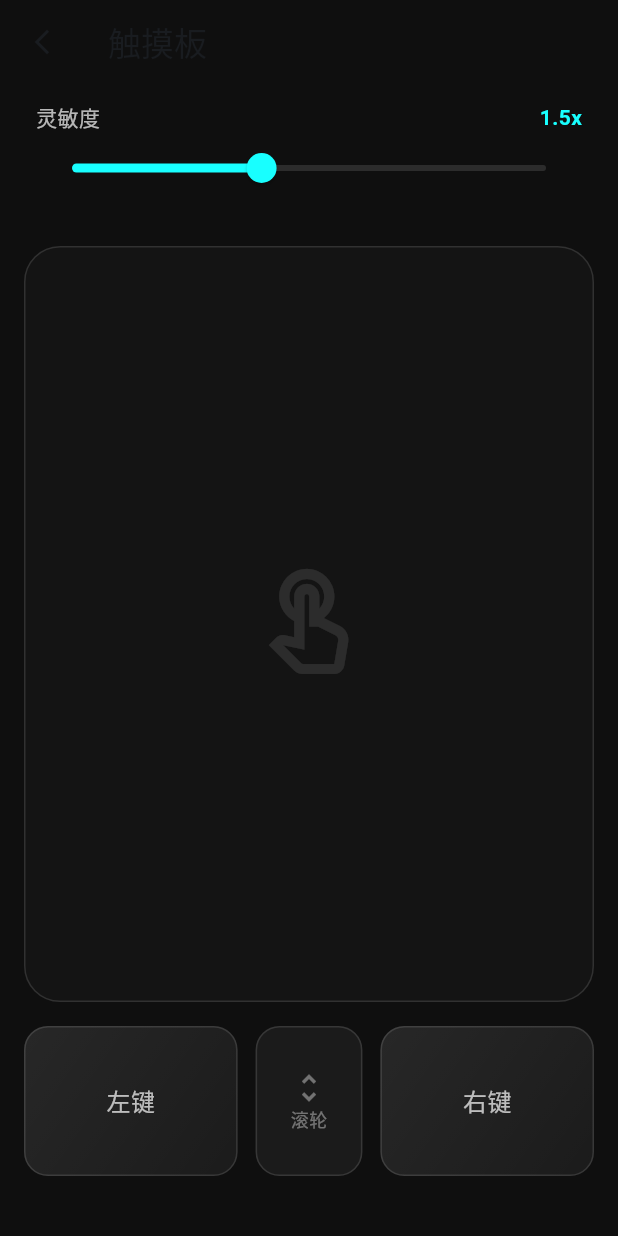
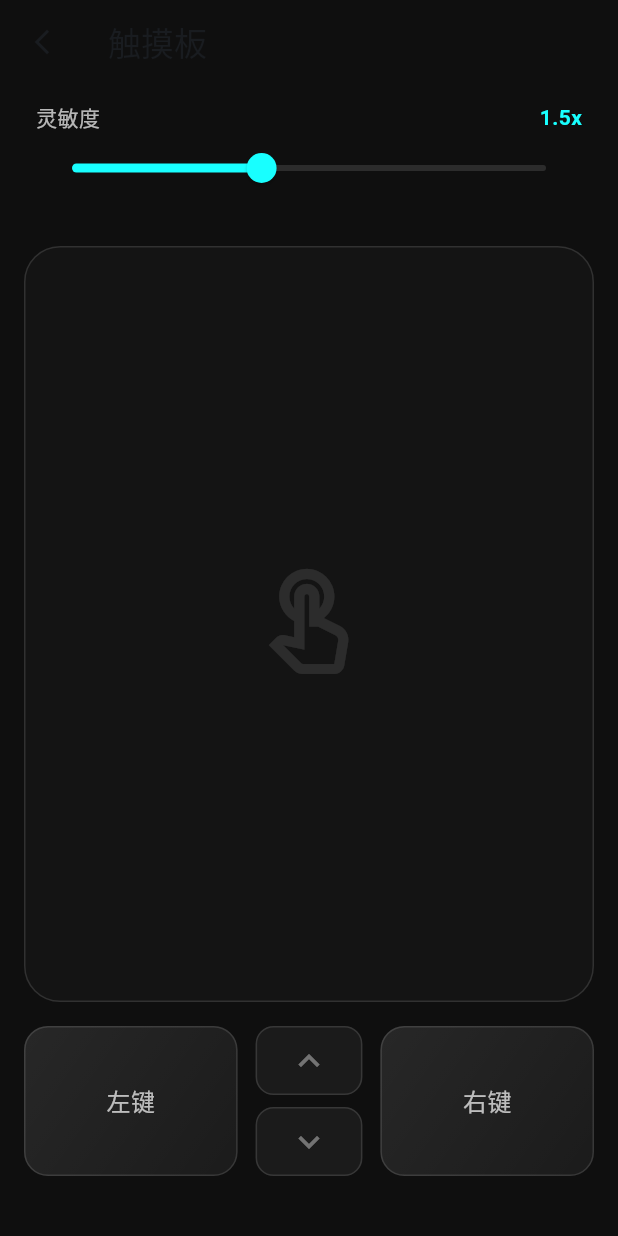
Before and after one commit to oldjs/lan_clip, a Flutter app: the TouchpadScreen screen opened directly with empty values, on a phone screen of 412 x 824 dp. Run offline on Flutter 3.47's test engine with Material 3 defaults, Android fonts, the phone set to English and light mode, and no system bars; our stand-ins replace package_info_plus, shared_preferences; missing offline and left inert: clipboard_watcher, dart:ffi, keypress_simulator, launch_at_startup, network_info_plus, pasteboard and 2 more; accounts and stored records are empty.

Commit message:
Refactor MobileScreen, SimpleInputScreen, and TouchpadScreen for improved user feedback and interaction
- Removed unnecessary SnackBar notifications for sending and clipboard actions to streamline user experience.
- Enhanced TouchpadScreen with continuous scroll buttons for smoother interaction.
- Updated long press functionality for arrow buttons to improve responsiveness and user control.

```diff
--- a/lib/screens/simple_input_screen.dart
+++ b/lib/screens/simple_input_screen.dart
@@ -138,7 +138,6 @@ class _SimpleInputScreenState extends State<SimpleInputScreen> {
 
     if (result.success) {
       _textController.clear();
-      _showSnackBar('已发送');
     } else {
       _showSnackBar('发送失败: ${result.error ?? "请检查网络连接"}');
     }
--- a/lib/screens/touchpad_screen.dart
+++ b/lib/screens/touchpad_screen.dart
@@ -32,6 +32,9 @@ class _TouchpadScreenState extends State<TouchpadScreen> {
   final Map<int, Offset> _pointers = {};
   double? _lastScrollY;
   Offset? _lastLongPressPosition;
+
+  // 滚动按钮连续触发定时器
+  Timer? _scrollTimer;
 
   @override
   void initState() {
@@ -241,29 +244,15 @@ class _TouchpadScreenState extends State<TouchpadScreen> {
             ),
           ),
           const SizedBox(width: 12),
-          // 滚轮区
+          // 滚轮上下按钮（触碰即触发）
           Expanded(
             flex: 1,
-            child: GestureDetector(
-              onVerticalDragUpdate: (details) {
-                // 降低滚轮灵敏度，乘以 0.3 让滚动更平滑
-                int delta = (details.delta.dy * -0.3).toInt();
-                if (delta != 0) _sendCommand('CMD:MOUSE_SCROLL:$delta');
-              },
-              child: Container(
-                decoration: BoxDecoration(
-                  color: Colors.white.withOpacity(0.05),
-                  borderRadius: BorderRadius.circular(16),
-                  border: Border.all(color: Colors.white12),
-                ),
-                child: const Column(
-                  mainAxisAlignment: MainAxisAlignment.center,
-                  children: [
-                    Icon(Icons.unfold_more, color: Colors.white38),
-                    Text('滚轮', style: TextStyle(color: Colors.white38, fontSize: 12)),
-                  ],
-                ),
-              ),
+            child: Column(
+              children: [
+                Expanded(child: _buildScrollButton(isUp: true)),
+                const SizedBox(height: 8),
+                Expanded(child: _buildScrollButton(isUp: false)),
+              ],
             ),
           ),
           const SizedBox(width: 12),
@@ -302,4 +291,39 @@ class _TouchpadScreenState extends State<TouchpadScreen> {
       ),
     );
   }
+
+  /// 滚动按钮（触碰即触发，持续滚动）
+  Widget _buildScrollButton({required bool isUp}) {
+    return Listener(
+      onPointerDown: (_) {
+        // 触碰立即滚动一次，然后每 80ms 连续滚动
+        final delta = isUp ? 3 : -3;
+        _sendCommand('CMD:MOUSE_SCROLL:$delta');
+        _scrollTimer = Timer.periodic(const Duration(milliseconds: 80), (_) {
+          _sendCommand('CMD:MOUSE_SCROLL:$delta');
+        });
+      },
+      onPointerUp: (_) {
+        _scrollTimer?.cancel();
+        _scrollTimer = null;
+      },
+      onPointerCancel: (_) {
+        _scrollTimer?.cancel();
+        _scrollTimer = null;
+      },
+      child: Container(
+        decoration: BoxDecoration(
+          color: Colors.white.withOpacity(0.05),
+          borderRadius: BorderRadius.circular(12),
+          border: Border.all(color: Colors.white12),
+        ),
+        alignment: Alignment.center,
+        child: Icon(
+          isUp ? Icons.keyboard_arrow_up : Icons.keyboard_arrow_down,
+          color: Colors.white38,
+          size: 28,
+        ),
+      ),
+    );
+  }
 }
```
Also changed, not shown: lib/screens/mobile_screen.dart (+21 -21 lines).
